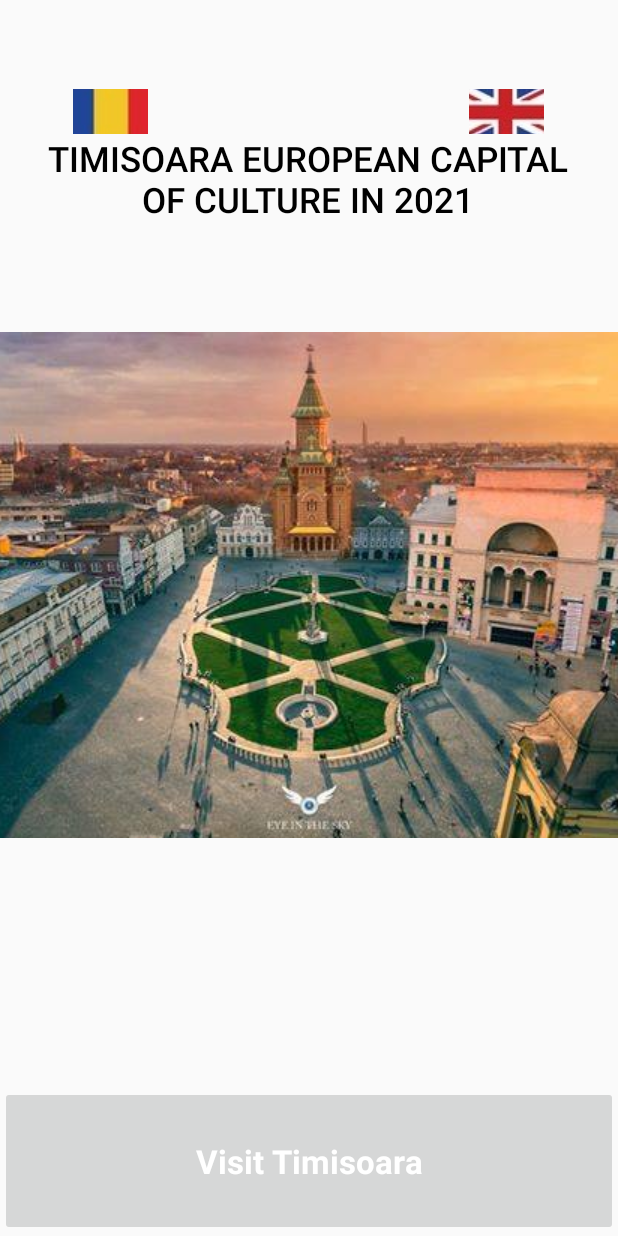
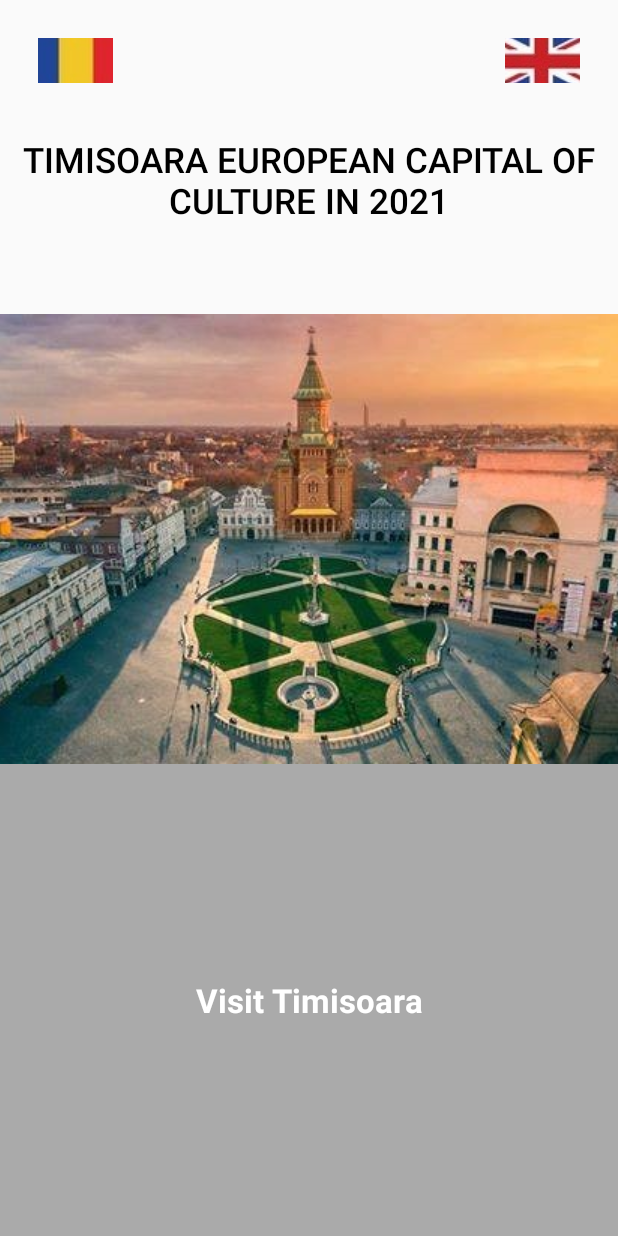
Before and after one commit to larind/LikeTimisoara, an Android app: the layout activity_first_screen.xml on its own in the app's theme, with its tools: preview values and no code run, on a phone screen of 412 x 824 dp. Run offline under Robolectric (Android 15) with nearby library versions, the phone set to English and light mode, and no system bars.

Commit message:
smallchnages on the first screen design

```diff
--- a/app/src/main/res/layout/activity_first_screen.xml
+++ b/app/src/main/res/layout/activity_first_screen.xml
@@ -6,10 +6,9 @@
     android:layout_height="match_parent"
     tools:context="com.example.larisa.liketimisoara.FirstScreen">
 
-
     <Button
         android:layout_width="match_parent"
-        android:layout_height="100dp"
+        android:layout_height="50dp"
         android:id="@+id/atractions_button"
         android:textColor="@android:color/white"
         android:textAppearance="@style/TextAppearance.AppCompat"
@@ -17,48 +16,49 @@
         android:textSize="22sp"
         android:textStyle="bold"
         android:layout_alignParentBottom="true"
-        android:layout_alignParentStart="true" />
+        android:background="@android:color/darker_gray"
+        android:layout_below="@+id/imageView2"/>
 
     <ImageButton
         android:id="@+id/ro_flag"
         android:layout_width="50dp"
         android:layout_height="30dp"
         android:src="@drawable/ro"
-        android:layout_marginStart="18dp"
-        android:layout_alignStart="@+id/title_button"
-        android:layout_alignTop="@+id/title_button" />
+        android:layout_marginStart="25dp"
+        android:layout_marginTop="25dp"
+        android:layout_alignParentTop="true"
+        android:layout_alignParentStart="true" />
 
     <ImageButton
         android:id="@+id/en_flag"
         android:layout_width="50dp"
         android:layout_height="30dp"
-        android:layout_marginEnd="18dp"
+        android:layout_marginEnd="25dp"
+        android:layout_marginTop="25dp"
         android:src="@drawable/en"
-        android:layout_alignTop="@+id/title_button"
-        android:layout_alignEnd="@+id/title_button" />
+        android:layout_alignParentTop="true"
+        android:layout_alignParentEnd="true" />
 
     <Button
-        android:layout_width="350dp"
-        android:layout_height="120dp"
+        android:layout_width="match_parent"
+        android:layout_height="wrap_content"
         android:background="@android:color/transparent"
         android:id="@+id/title_button"
         android:text="@string/app_title"
+        android:paddingStart="10dp"
+        android:paddingEnd="10dp"
+        android:layout_below="@+id/en_flag"
         android:textColor="@android:color/black"
         android:textSize="23sp"
-        android:layout_marginTop="38dp"
-        android:layout_alignTop="@+id/imageView2"
-        android:layout_centerHorizontal="true" />
+        android:layout_marginTop="35dp"/>
 
     <ImageView
         android:layout_width="match_parent"
         android:layout_height="wrap_content"
-        android:paddingBottom="100dp"
+        android:layout_marginTop="60dp"
         android:src="@drawable/first"
         android:scaleType="centerCrop"
-        android:paddingTop="200dp"
         android:id="@+id/imageView2"
-        android:layout_alignParentTop="true"
-        android:layout_alignParentStart="true"
-        android:layout_marginTop="21dp" />
+        android:layout_below="@+id/title_button" />
 
 </RelativeLayout>
```
Also changed, not shown: app/src/main/res/drawable/first.jpg.
